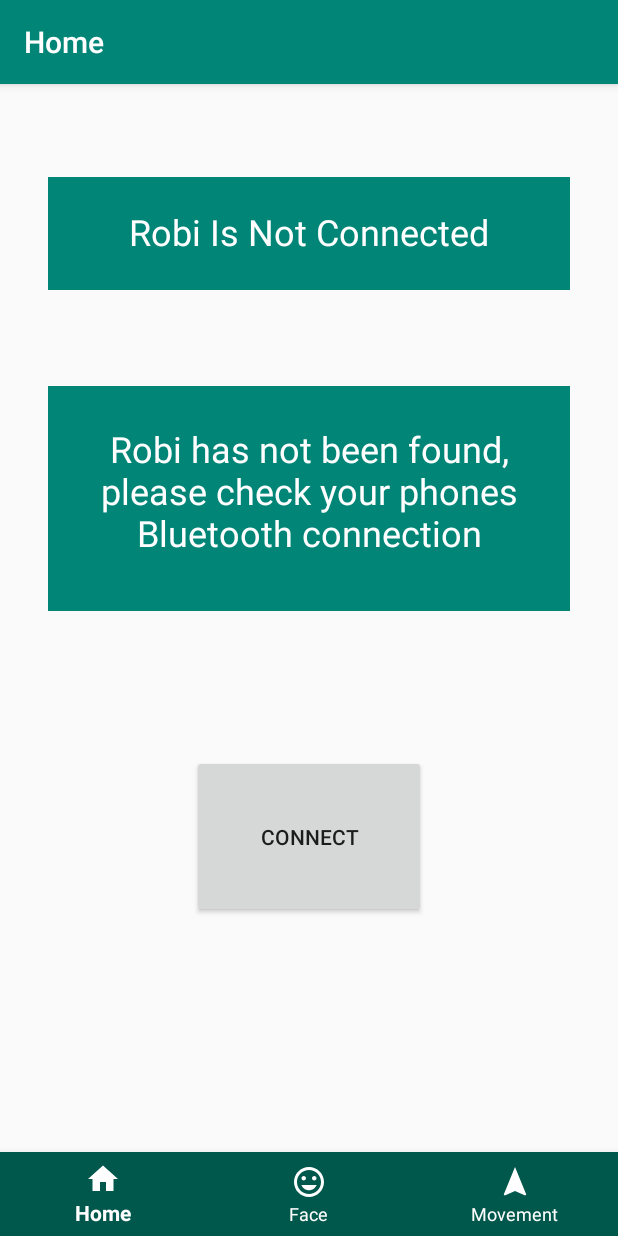
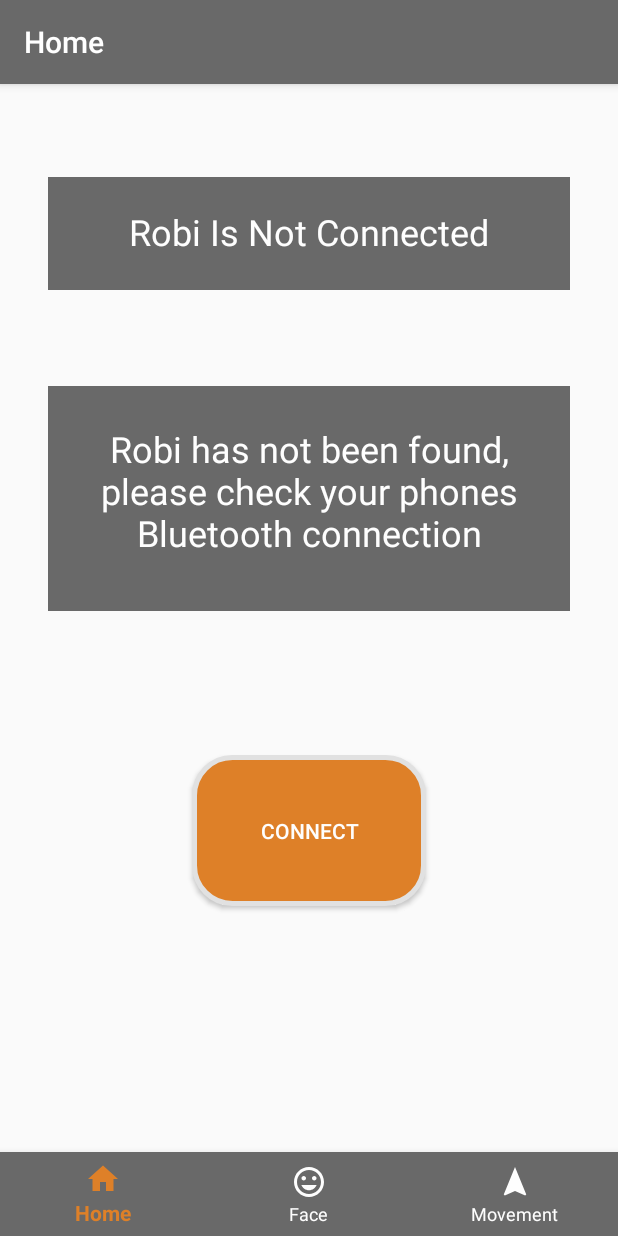
Before and after one commit to MartinRosenquist/Robi, an Android app: the screen it shows after launch (HomeActivity), on a phone screen of 412 x 824 dp. Run offline under Robolectric (Android 15) with nearby library versions, the phone set to English and light mode, and no system bars.

Commit message:
Colour Changes, Daily Commit

```diff
--- a/RobiControl/app/build.gradle
+++ b/RobiControl/app/build.gradle
@@ -24,9 +24,7 @@ dependencies {
     implementation 'androidx.appcompat:appcompat:1.1.0'
     implementation 'androidx.constraintlayout:constraintlayout:1.1.3'
     implementation 'androidx.legacy:legacy-support-v4:1.0.0'
-    testImplementation 'junit:junit:4.12'
-    androidTestImplementation 'androidx.face.ext:junit:1.1.1'
-    androidTestImplementation 'androidx.face.espresso:espresso-core:3.2.0'
+    testImplementation 'junit:junit:4.13'
     implementation 'com.google.android.material:material:1.1.0'
     implementation "androidx.navigation:navigation-fragment:2.2.1"
     implementation "androidx.navigation:navigation-ui:2.2.1"
--- /dev/null
+++ b/RobiControl/app/src/main/res/color/bottom_navigation_color.xml
@@ -0,0 +1,5 @@
+<?xml version="1.0" encoding="utf-8"?>
+<selector xmlns:android="http://schemas.android.com/apk/res/android">
+    <item android:state_checked="true" android:color="@color/colorAccent" />
+    <item android:color="@color/colorPrimary" />
+</selector>
--- /dev/null
+++ b/RobiControl/app/src/main/res/drawable/button_radius.xml
@@ -0,0 +1,13 @@
+<?xml version="1.0" encoding="utf-8"?>
+<selector xmlns:android="http://schemas.android.com/apk/res/android">
+
+    <item>
+        <shape android:shape="rectangle">
+            <solid android:color="@color/colorAccent"/>
+            <stroke android:color="@color/colorSecondaryLight" android:width="3dp" />
+            <!--corners allow us to make the rounded corners button-->
+            <corners android:radius="25dp" />
+        </shape>
+    </item>
+
+</selector>
--- a/RobiControl/app/src/main/res/layout/face.xml
+++ b/RobiControl/app/src/main/res/layout/face.xml
@@ -14,9 +14,9 @@
         android:layout_width="match_parent"
         app:menu="@menu/bottom_navigation_menu"
         android:layout_gravity="bottom"
-        android:background="@color/colorAccent"
-        app:itemTextColor="@color/white"
-        app:itemIconTint="@color/white"
+        android:background="@color/colorSecondaryDark"
+        app:itemTextColor="@color/bottom_navigation_color"
+        app:itemIconTint="@color/bottom_navigation_color"
         app:layout_constraintBottom_toBottomOf="parent"
         />
 
--- a/RobiControl/app/src/main/res/layout/home.xml
+++ b/RobiControl/app/src/main/res/layout/home.xml
@@ -15,12 +15,12 @@
         android:layout_marginTop="62dp"
         android:layout_marginRight="32dp"
         android:layout_marginBottom="32dp"
-        android:background="@color/colorPrimary"
+        android:background="@color/colorSecondaryDark"
         android:paddingTop="20dp"
         android:singleLine="false"
         android:text="@string/Unconnected"
         android:textAlignment="center"
-        android:textColor="@color/white"
+        android:textColor="@color/colorPrimary"
         android:textSize="24sp"
         app:layout_constraintBottom_toTopOf="@id/ConnectionText"
         app:layout_constraintEnd_toEndOf="parent"
@@ -36,14 +36,14 @@
         android:layout_marginTop="32dp"
         android:layout_marginRight="32dp"
         android:layout_marginBottom="32dp"
-        android:background="@color/colorPrimary"
+        android:background="@color/colorSecondaryDark"
         android:paddingStart="20dp"
         android:paddingTop="25dp"
         android:paddingEnd="20dp"
         android:singleLine="false"
         android:text="@string/ConnError"
         android:textAlignment="center"
-        android:textColor="@color/white"
+        android:textColor="@color/colorPrimary"
         android:textSize="24sp"
         app:layout_constraintBottom_toTopOf="@id/Connection_Button"
         app:layout_constraintEnd_toEndOf="parent"
@@ -59,8 +59,10 @@
         android:layout_marginStart="128dp"
         android:layout_marginTop="64dp"
         android:layout_marginEnd="128dp"
-        android:layout_marginBottom="156dp"
+        android:layout_marginBottom="164dp"
         android:text="@string/Connect"
+        android:background="@drawable/button_radius"
+        android:textColor="@color/colorPrimary"
         app:layout_constraintBottom_toTopOf="@id/Menu_Navigation"
         app:layout_constraintEnd_toEndOf="parent"
         app:layout_constraintStart_toStartOf="parent"
@@ -74,9 +76,9 @@
         android:layout_width="match_parent"
         app:menu="@menu/bottom_navigation_menu"
         android:layout_gravity="bottom"
-        android:background="@color/colorPrimaryDark"
-        app:itemTextColor="@color/white"
-        app:itemIconTint="@color/white"
+        android:background="@color/colorSecondaryDark"
+        app:itemTextColor="@color/bottom_navigation_color"
+        app:itemIconTint="@color/bottom_navigation_color"
         app:layout_constraintBottom_toBottomOf="parent"
         />
 
--- a/RobiControl/app/src/main/res/layout/movement.xml
+++ b/RobiControl/app/src/main/res/layout/movement.xml
@@ -12,9 +12,9 @@
         android:layout_width="match_parent"
         app:menu="@menu/bottom_navigation_menu"
         android:layout_gravity="bottom"
-        android:background="@color/colorAccent"
-        app:itemTextColor="@color/white"
-        app:itemIconTint="@color/white"
+        android:background="@color/colorSecondaryDark"
+        app:itemTextColor="@color/bottom_navigation_color"
+        app:itemIconTint="@color/bottom_navigation_color"
         app:layout_constraintBottom_toBottomOf="parent"
         />
 
--- a/RobiControl/app/src/main/res/menu/bottom_navigation_menu.xml
+++ b/RobiControl/app/src/main/res/menu/bottom_navigation_menu.xml
@@ -2,13 +2,14 @@
 <menu xmlns:app="http://schemas.android.com/apk/res-auto"
     xmlns:android="http://schemas.android.com/apk/res/android">
 
-    <item android:title="Home"
+    <item android:title="@string/home"
         android:id="@+id/Home_Menu"
         android:icon="@drawable/ic_home_black_24dp"/>
-    <item android:title="Face"
+    <item android:title="@string/face"
         android:id="@+id/Face_Menu"
         android:icon="@drawable/ic_tag_faces_black_24dp"/>
-    <item android:title="Movement"
+    <item android:title="@string/movement"
         android:id="@+id/Movement_Menu"
-        android:icon="@drawable/ic_navigation_black_24dp"/>
+        android:icon="@drawable/ic_navigation_black_24dp"
+        />
 </menu>
--- a/RobiControl/app/src/main/res/values/colors.xml
+++ b/RobiControl/app/src/main/res/values/colors.xml
@@ -1,8 +1,10 @@
 <?xml version="1.0" encoding="utf-8"?>
 <resources>
-    <color name="colorPrimary">#008577</color>
-    <color name="colorPrimaryDark">#00574B</color>
-    <color name="colorAccent">#D81B60</color>
-    <color name="white">#FFFFFFFF</color>
-    <color name="black">#00000000</color>
+    <color name="colorPrimaryHeader">#696969</color>
+    <color name="colorPrimary">#FEFEFE</color>
+    <color name="colorSecondaryDark">#696969</color>
+    <color name="colorAccent">#DE8028</color>
+    <color name="black">#000000</color>
+    <color name="colorSecondaryLight">#E1E1E1</color>
+
 </resources>
--- a/RobiControl/app/src/main/res/values/styles.xml
+++ b/RobiControl/app/src/main/res/values/styles.xml
@@ -3,8 +3,8 @@
     <!-- Base application theme. -->
     <style name="AppTheme" parent="Theme.AppCompat.Light.DarkActionBar">
         <!-- Customize your theme here. -->
-        <item name="colorPrimary">@color/colorPrimary</item>
-        <item name="colorPrimaryDark">@color/colorPrimaryDark</item>
+        <item name="colorPrimary">@color/colorPrimaryHeader</item>
+        <item name="colorPrimaryDark">@color/colorSecondaryDark</item>
         <item name="colorAccent">@color/colorAccent</item>
     </style>
 
```
